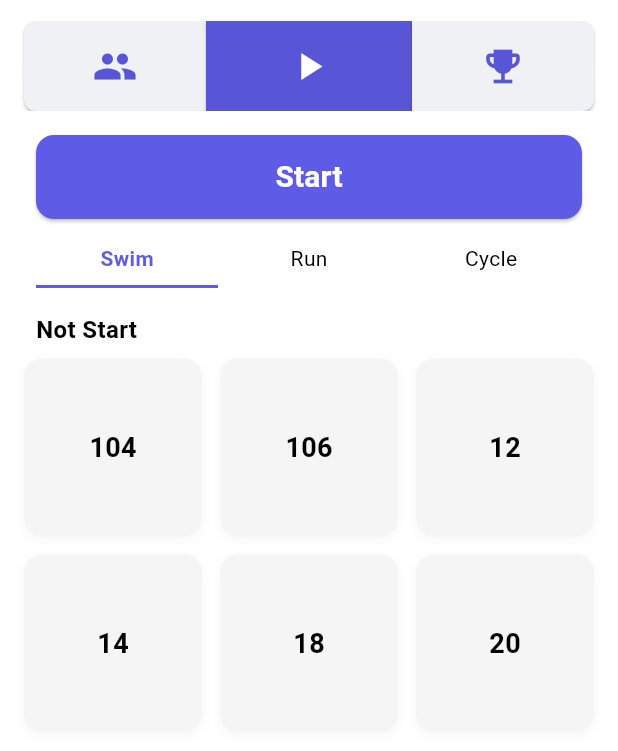
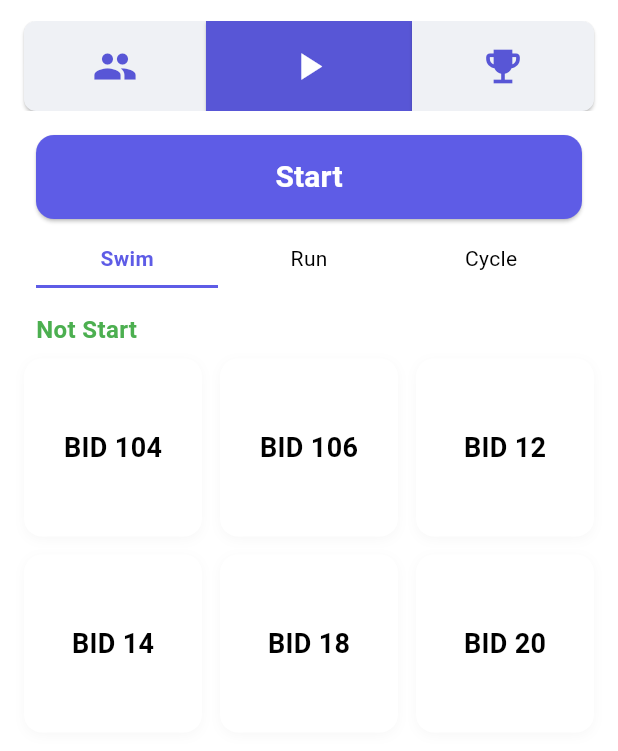
Before and after one commit to PUNLOUE/Flutter_Redo, a Flutter app: the screen it shows after launch, after a tap on the "play arrow" icon, on a phone screen of 412 x 824 dp, the part 63-814 px from its top. Run offline on Flutter 3.47's test engine with Material 3 defaults, Android fonts, the phone set to English and light mode, and no system bars.

Commit message:
update start screen for usability

```diff
--- a/lib/screens/race_start_screen.dart
+++ b/lib/screens/race_start_screen.dart
@@ -1,4 +1,4 @@
-import 'package:flutter/material.dart';
+ import 'package:flutter/material.dart';
 import 'package:provider/provider.dart';
 import '../models/item_model.dart';
 import '../providers/item_provider.dart';
@@ -14,6 +14,48 @@ class _RaceStartScreenState extends State<RaceStartScreen> {
   bool isStarted = false;
   int selectedSegment = 0; // Default: 'Swim' selected
   int? selectedBibIndex; // To track the selected BIB index
+  final Duration mockMainTime = const Duration(seconds: 0); // Mock main timer
+  final Map<String, Duration> participantTimes = {}; // Track finish times
+  final Map<String, Duration> participantStartTimes = {
+    // Mock start times (optional, can be removed if not needed)
+    '104': const Duration(seconds: 0),
+  }; // Track start times for active participants
+
+  @override
+  void initState() {
+    super.initState();
+  }
+
+  void selectParticipant(String bib, int index) {
+    setState(() {
+      selectedBibIndex = index;
+    });
+  }
+
+  void untrackParticipant() {
+    setState(() {
+      selectedBibIndex = null;
+    });
+  }
+
+  void finishParticipant(String bib) {
+    if (isStarted && selectedBibIndex != null) {
+      setState(() {
+        final startTime = participantStartTimes[bib] ?? const Duration(seconds: 0);
+        participantTimes[bib] = const Duration(seconds: 1); // Mock finish time
+        participantStartTimes.remove(bib); // Clear start time
+        selectedBibIndex = null; // Deselect after finishing
+      });
+    }
+  }
+
+  String formatDuration(Duration duration) {
+    String twoDigits(int n) => n.toString().padLeft(2, '0');
+    final hours = twoDigits(duration.inHours);
+    final minutes = twoDigits(duration.inMinutes.remainder(60));
+    final seconds = twoDigits(duration.inSeconds.remainder(60));
+    return '$hours:$minutes:$seconds';
+  }
 
   @override
   Widget build(BuildContext context) {
@@ -36,16 +78,14 @@ class _RaceStartScreenState extends State<RaceStartScreen> {
                 });
               },
               style: ElevatedButton.styleFrom(
-                backgroundColor: isStarted
-                    ? const Color(0xFF5E5CE6)
-                    : const Color(0xFF5E5CE6),
+                backgroundColor: const Color(0xFF5E5CE6),
                 foregroundColor: Colors.white,
                 shape: RoundedRectangleBorder(
                   borderRadius: BorderRadius.circular(12),
                 ),
               ),
               child: Text(
-                isStarted ? '00:00:00' : 'Start',
+                isStarted ? '00:00:00' : 'Start', // Static mock time
                 style: const TextStyle(
                   fontSize: 20,
                   fontWeight: FontWeight.bold,
@@ -58,6 +98,7 @@ class _RaceStartScreenState extends State<RaceStartScreen> {
         Padding(
           padding: const EdgeInsets.symmetric(horizontal: 24.0, vertical: 8.0),
           child: Row(
+            mainAxisAlignment: MainAxisAlignment.spaceEvenly,
             children: List.generate(segments.length, (index) {
               final isSelected = index == selectedSegment;
               return Expanded(
@@ -98,16 +139,19 @@ class _RaceStartScreenState extends State<RaceStartScreen> {
             }),
           ),
         ),
-        // "Not Start" label
-        const Padding(
-          padding: EdgeInsets.symmetric(horizontal: 24.0, vertical: 8.0),
+        // Status Label
+        Padding(
+          padding: const EdgeInsets.symmetric(horizontal: 24.0, vertical: 8.0),
           child: Align(
             alignment: Alignment.centerLeft,
             child: Text(
-              'Not Start',
-              style: TextStyle(
+              isStarted && selectedBibIndex != null
+                  ? 'In Progress'
+                  : (isStarted ? 'Started' : 'Not Start'),
+              style: const TextStyle(
                 fontWeight: FontWeight.bold,
                 fontSize: 16,
+                color: Colors.green,
               ),
             ),
           ),
@@ -127,17 +171,19 @@ class _RaceStartScreenState extends State<RaceStartScreen> {
               itemBuilder: (context, index) {
                 final participant = participants[index];
                 final isSelected = selectedBibIndex == index;
+                final hasFinished = participantTimes.containsKey(participant.bib);
+                final startTime = participantStartTimes[participant.bib] ?? const Duration(seconds: 0);
+                final elapsedTime = isSelected ? const Duration(seconds: 1) : const Duration(seconds: 0); // Mock elapsed time
+
                 return GestureDetector(
-                  onTap: () {
-                    setState(() {
-                      selectedBibIndex = index;
-                    });
-                  },
+                  onTap: hasFinished
+                      ? null
+                      : () => selectParticipant(participant.bib, index),
                   child: Container(
                     decoration: BoxDecoration(
                       color: isSelected
                           ? const Color(0xFF5E5CE6)
-                          : Colors.grey.shade100,
+                          : (hasFinished ? Colors.grey.shade300 : Colors.white),
                       borderRadius: BorderRadius.circular(12),
                       boxShadow: [
                         BoxShadow(
@@ -147,15 +193,36 @@ class _RaceStartScreenState extends State<RaceStartScreen> {
                         ),
                       ],
                     ),
-                    child: Center(
-                      child: Text(
-                        participant.bib,
-                        style: TextStyle(
-                          fontWeight: FontWeight.bold,
-                          fontSize: 18,
-                          color: isSelected ? Colors.white : Colors.black,
+                    child: Column(
+                      mainAxisAlignment: MainAxisAlignment.center,
+                      children: [
+                        Text(
+                          'BID ${participant.bib}',
+                          style: TextStyle(
+                            fontWeight: FontWeight.bold,
+                            fontSize: 18,
+                            color: isSelected || hasFinished
+                                ? Colors.white
+                                : Colors.black,
+                          ),
                         ),
-                      ),
+                        if (isSelected && isStarted)
+                          Text(
+                            formatDuration(elapsedTime), // Mock "00:00:01"
+                            style: const TextStyle(
+                              fontSize: 14,
+                              color: Colors.yellow,
+                            ),
+                          ),
+                        if (hasFinished)
+                          Text(
+                            formatDuration(participantTimes[participant.bib]!),
+                            style: const TextStyle(
+                              fontSize: 14,
+                              color: Colors.white,
+                            ),
+                          ),
+                      ],
                     ),
                   ),
                 );
@@ -163,6 +230,58 @@ class _RaceStartScreenState extends State<RaceStartScreen> {
             ),
           ),
         ),
+        // Action Buttons (Untrack and Finish)
+        if (selectedBibIndex != null)
+          Padding(
+            padding: const EdgeInsets.symmetric(horizontal: 16.0, vertical: 8.0),
+            child: Column(
+              crossAxisAlignment: CrossAxisAlignment.start,
+              children: [
+                const Text(
+                  'Action',
+                  style: TextStyle(fontWeight: FontWeight.bold),
+                ),
+                const SizedBox(height: 8),
+                Row(
+                  children: [
+                    Expanded(
+                      child: ElevatedButton(
+                        onPressed: untrackParticipant,
+                        style: ElevatedButton.styleFrom(
+                          backgroundColor: Colors.white,
+                          foregroundColor: const Color(0xFF5E5CE6),
+                          side: const BorderSide(color: Color(0xFF5E5CE6)),
+                          shape: RoundedRectangleBorder(
+                            borderRadius: BorderRadius.circular(8),
+                          ),
+                          minimumSize: const Size(0, 50),
+                        ),
+                        child: const Text('Untrack'),
+                      ),
+                    ),
+                    const SizedBox(width: 8),
+                    Expanded(
+                      child: ElevatedButton(
+                        onPressed: () {
+                          final bib = participants[selectedBibIndex!].bib;
+                          finishParticipant(bib);
+                        },
+                        style: ElevatedButton.styleFrom(
+                          backgroundColor: const Color(0xFF5E5CE6),
+                          foregroundColor: Colors.white,
+                          shape: RoundedRectangleBorder(
+                            borderRadius: BorderRadius.circular(8),
+                          ),
+                          minimumSize: const Size(0, 50),
+                        ),
+                        child: const Text('Finish'),
+                      ),
+                    ),
+                  ],
+                ),
+              ],
+            ),
+          ),
       ],
     );
   }
```
